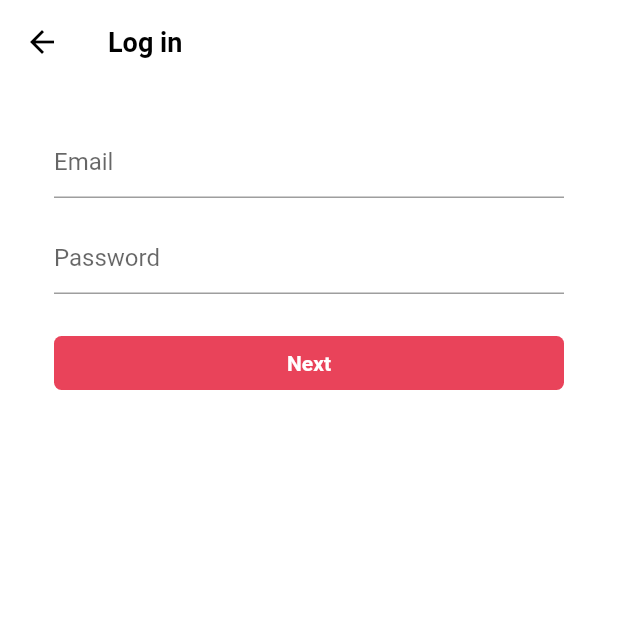
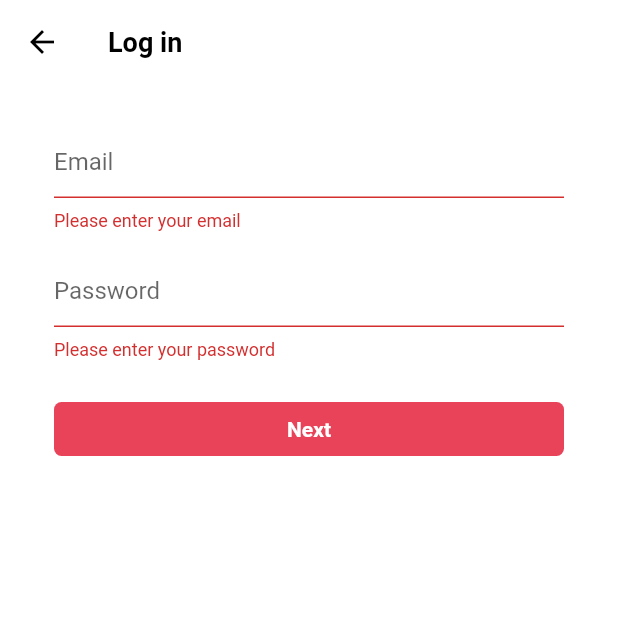
Before and after one commit to HyungwonJin/tiktok, a Flutter app: the LoginFormScreen screen opened directly, after a tap on "Next", on a phone screen of 412 x 824 dp, the top half of it. Run offline on Flutter 3.47's test engine with Material 2 defaults, Android fonts, the phone set to English and light mode, and no system bars; our stand-ins replace font_awesome_flutter.

Commit message:
feat: Add validation and login navigator

```diff
--- a/lib/features/authentication/login_form_screen.dart
+++ b/lib/features/authentication/login_form_screen.dart
@@ -2,6 +2,7 @@ import 'package:flutter/material.dart';
 import 'package:tiktok_clone/constants/gaps.dart';
 import 'package:tiktok_clone/constants/sizes.dart';
 import 'package:tiktok_clone/features/authentication/widgets/form_button.dart';
+import 'package:tiktok_clone/features/onboarding/interests_screen.dart';
 
 class LoginFormScreen extends StatefulWidget {
   const LoginFormScreen({super.key});
@@ -19,7 +20,11 @@ class _LoginFormScreenState extends State<LoginFormScreen> {
     if (_formKey.currentState != null) {
       if (_formKey.currentState!.validate()) {
         _formKey.currentState!.save();
-        print(formData);
+        Navigator.of(context).push(
+          MaterialPageRoute(
+            builder: (context) => const InterestsSCreen(),
+          ),
+        );
       }
     }
   }
@@ -40,26 +45,57 @@ class _LoginFormScreenState extends State<LoginFormScreen> {
               children: [
                 Gaps.v28,
                 TextFormField(
-                  decoration: const InputDecoration(
+                  cursorColor: Theme.of(context).primaryColor,
+                  decoration: InputDecoration(
                     hintText: "Email",
+                    enabledBorder: UnderlineInputBorder(
+                      borderSide: BorderSide(
+                        color: Colors.grey.shade400,
+                      ),
+                    ),
+                    focusedBorder: UnderlineInputBorder(
+                      borderSide: BorderSide(
+                        color: Colors.grey.shade400,
+                      ),
+                    ),
                   ),
                   validator: (value) {
+                    if (value != null && value.isEmpty) {
+                      return "Please enter your email";
+                    }
                     return null;
                   },
                   onSaved: (newValue) {
-                    formData["email"] = newValue!;
+                    if (newValue != null) {
+                      formData["email"] = newValue;
+                    }
                   },
                 ),
                 Gaps.v16,
                 TextFormField(
-                  decoration: const InputDecoration(
+                  decoration: InputDecoration(
                     hintText: "Password",
+                    enabledBorder: UnderlineInputBorder(
+                      borderSide: BorderSide(
+                        color: Colors.grey.shade400,
+                      ),
+                    ),
+                    focusedBorder: UnderlineInputBorder(
+                      borderSide: BorderSide(
+                        color: Colors.grey.shade400,
+                      ),
+                    ),
                   ),
                   validator: (value) {
+                    if (value != null && value.isEmpty) {
+                      return "Please enter your password";
+                    }
                     return null;
                   },
                   onSaved: (newValue) {
-                    formData["password"] = newValue!;
+                    if (newValue != null) {
+                      formData["password"] = newValue;
+                    }
                   },
                 ),
                 Gaps.v28,
```
